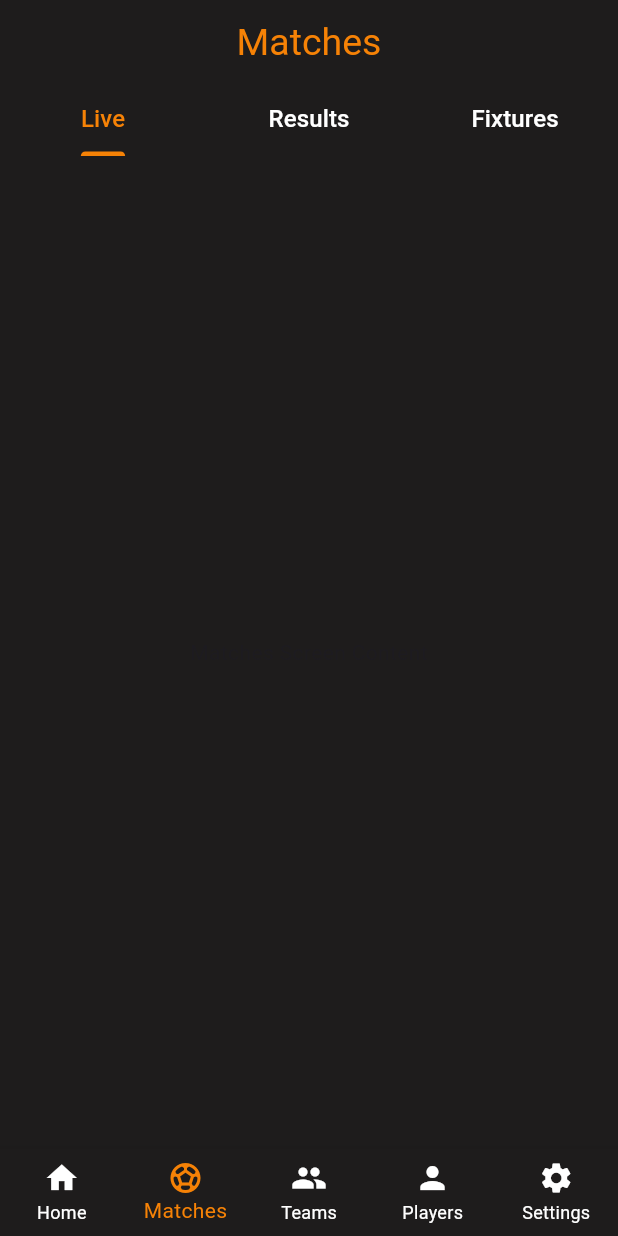
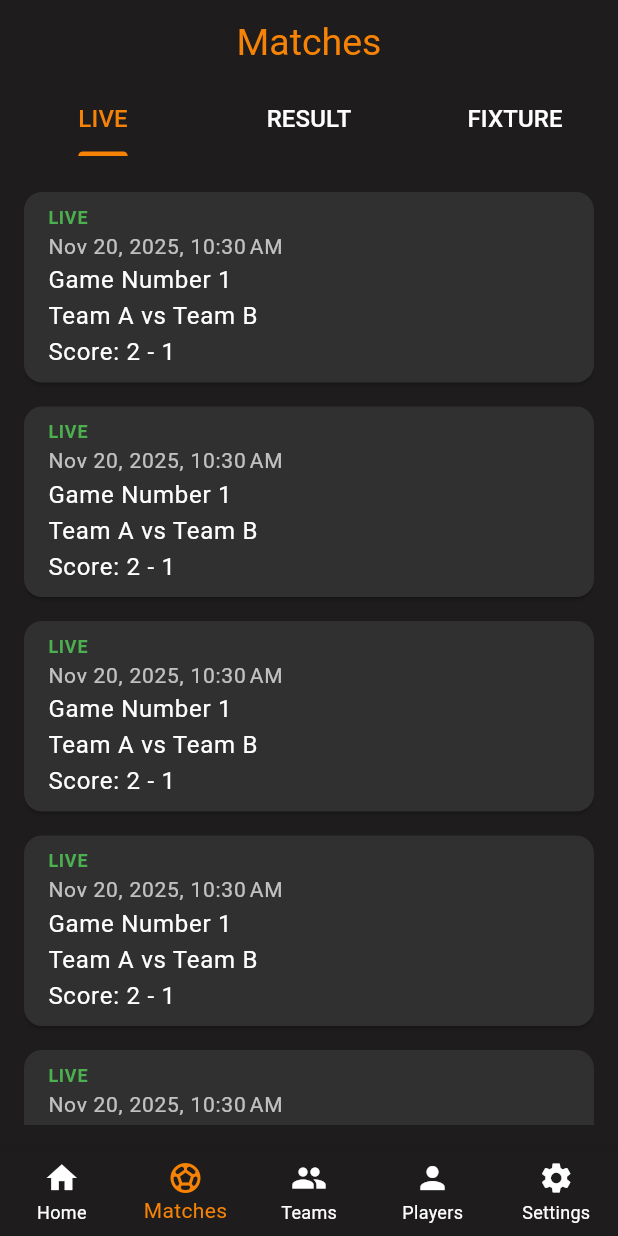
Before and after one commit to ShivamGlotra/flutterApp, a Flutter app: the screen it shows after launch, item 2 of the bottom bar chosen, on a phone screen of 412 x 824 dp. Run offline on Flutter 3.47's test engine with Material 3 defaults, Android fonts, the phone set to English and light mode, and no system bars; our stand-ins replace carousel_slider, flutter_chat_ui.

Commit message:
matchesScreen

```diff
--- a/lib/screens/home_screen.dart
+++ b/lib/screens/home_screen.dart
@@ -137,6 +137,7 @@ class _HomeScreenState extends State<HomeScreen> {
         backgroundColor: const Color.fromARGB(255, 30, 28, 28),
       ),
       drawer: Drawer(
+        backgroundColor: Colors.grey[350],
         child: ListView(
           padding: EdgeInsets.zero,
           children: <Widget>[
@@ -157,9 +158,7 @@ class _HomeScreenState extends State<HomeScreen> {
                 ],
               ),
             ),
-            Container(
-              color: Colors.grey[350],
-              child: Column(
+            Column(
               children: [
                 ExpansionDrawer(
                   title: 'Live Scores',
@@ -170,7 +169,6 @@ class _HomeScreenState extends State<HomeScreen> {
                   subTitles: HomeScreen.liveScoreSubTitles,
                 ),
               ],
-              ),
             ),
             // Add more ExpansionDrawers as needed
           ],
--- a/lib/screens/matches_screen.dart
+++ b/lib/screens/matches_screen.dart
@@ -1,4 +1,5 @@
 import 'package:flutter/material.dart';
+import 'package:intl/intl.dart';
 
 class MatchesScreen extends StatefulWidget {
   const MatchesScreen({Key? key}) : super(key: key);
@@ -10,6 +11,7 @@ class MatchesScreen extends StatefulWidget {
 class _MatchesScreenState extends State<MatchesScreen>
     with SingleTickerProviderStateMixin {
   late TabController _tabController;
+  DateTime dateTime = DateTime(2025, 11, 20, 21); // Example: Nov 20, 2025, 9 PM
 
   @override
   void initState() {
@@ -44,13 +46,89 @@ class _MatchesScreenState extends State<MatchesScreen>
           unselectedLabelColor: Colors.white,
           dividerColor: Colors.transparent,
           tabs: [
-            Tab(text: 'Live'),
-            Tab(text: 'Results'),
-            Tab(text: 'Fixtures'),
+            Tab(text: 'LIVE'),
+            Tab(text: 'RESULT'),
+            Tab(text: 'FIXTURE'),
           ],
         ),
       ),
-      body: Center(child: Text('Matches Screen Content')),
+      body: TabBarView(
+        controller: _tabController,
+        children: [
+          buildWidget(
+            'LIVE',
+            Colors.green,
+            '${DateFormat.yMMMd().format(DateTime.now())}, ${DateFormat.jm().format(DateTime.now())}',
+          ),
+          buildWidget(
+            'RESULT',
+            Colors.red,
+            '${DateFormat.yMMMd().format(DateTime.now())}, ${DateFormat.jm().format(DateTime.now())}',
+          ),
+          buildWidget(
+            'FIXTURE',
+            Colors.blue,
+            '${DateFormat.yMMMd().format(DateTime.now())}, ${DateFormat.jm().format(DateTime.now())}',
+          ),
+        ],
+      ),
+    );
+  }
+
+  Widget buildWidget(String text, Color colorPassed, String gameDate) {
+    // Example data for demonstration
+
+    final items = List.generate(5, (index) => '$text ');
+    return Container(
+      padding: const EdgeInsets.all(16),
+      child: ListView.builder(
+        itemCount: items.length,
+        itemBuilder: (context, index) {
+          return Card(
+            color: Colors.grey[850],
+            margin: const EdgeInsets.symmetric(vertical: 8),
+            child: ListTile(
+              title: Column(
+                crossAxisAlignment: CrossAxisAlignment.start,
+                children: [
+                  Text(
+                    items[index],
+                    style: TextStyle(
+                      color: colorPassed,
+                      fontSize: 12,
+                      fontWeight: FontWeight.bold,
+                    ),
+                  ),
+                  Text(
+                    gameDate,
+                    style: TextStyle(color: Colors.white70, fontSize: 14),
+                  ),
+                  Text(
+                    'Game Number 1',
+                    style: TextStyle(color: Colors.white, fontSize: 16),
+                  ),
+                  Text(
+                    'Team A vs Team B',
+                    style: TextStyle(color: Colors.white, fontSize: 16),
+                  ),
+                  Text((() {
+                    switch (text) {
+                      case 'LIVE':
+                        return 'Score: 2 - 1';
+                      case 'RESULT':
+                        return 'Final Score: 3 - 2';
+                      case 'FIXTURE':
+                        return 'Scheduled Time: 9:00 PM';
+                      default:
+                        return '';
+                    }
+                  }()), style: TextStyle(color: Colors.white, fontSize: 16)),
+                ],
+              ),
+            ),
+          );
+        },
+      ),
     );
   }
 }
--- a/pubspec.yaml
+++ b/pubspec.yaml
@@ -110,6 +110,8 @@ flutter:
   # included with your application, so that you can use the icons in
   # the material Icons class.
   uses-material-design: true
+  assets:
+    - assets/images/appleTab.jpg
 
   # To add assets to your application, add an assets section, like this:
   # assets:
```
Also changed, not shown: 1 other file. Lines whose indentation alone changed are shown as unchanged.
